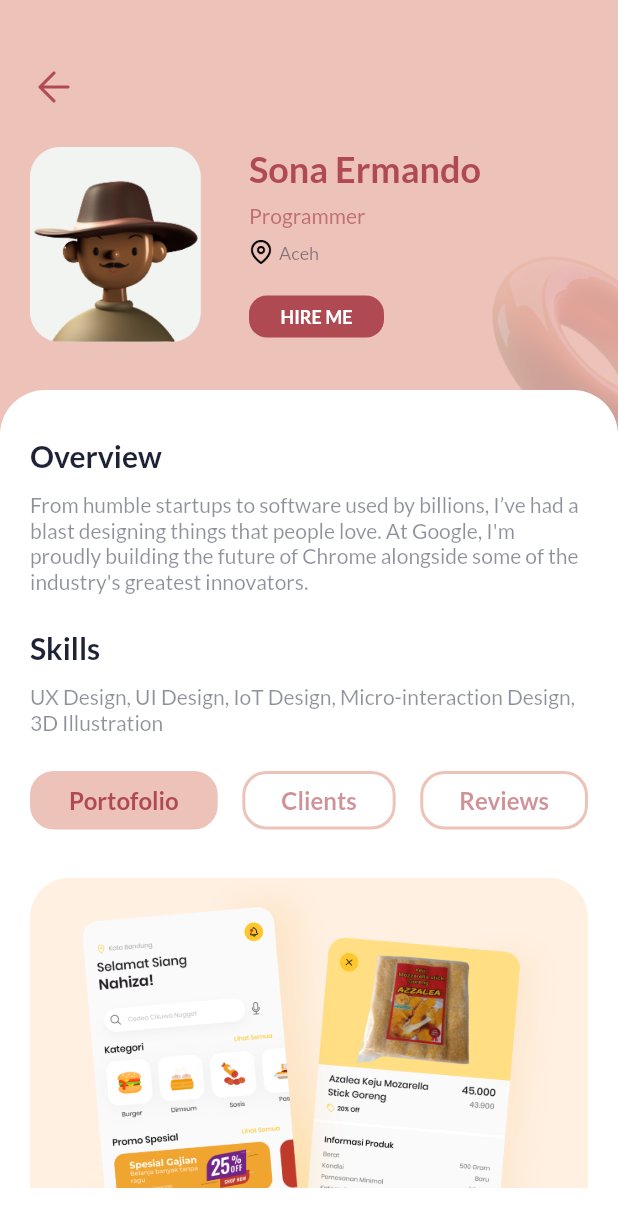
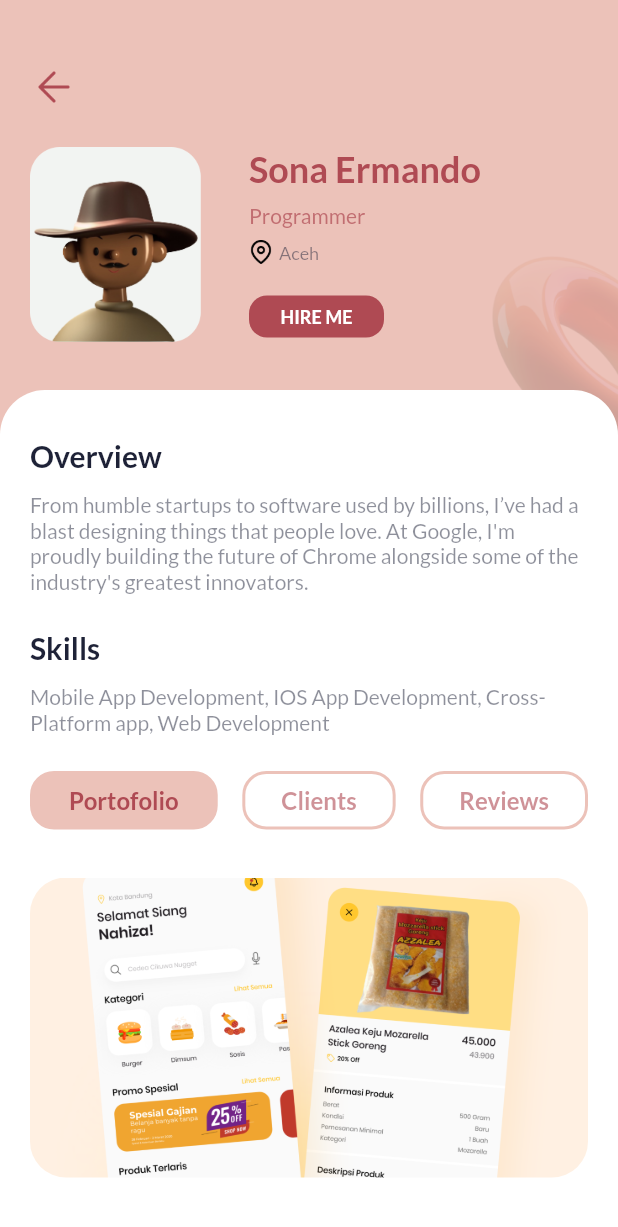
Before and after one commit to sonex23/find_freelancer, a Flutter app: the screen it shows after launch, after a tap on "Sona Ermando", on a phone screen of 412 x 824 dp. Shown: the top 1227 px of the screen. Run offline on Flutter 3.47's test engine with Material 2 defaults, Android fonts, the light colour scheme and no system bars; our stand-ins replace google_fonts, photo_view, show_up_animation.

Commit message:
done all UI

```diff
--- /dev/null
+++ b/lib/models/client_model.dart
@@ -0,0 +1,15 @@
+class ClientModel {
+  final String clientName;
+  final String about;
+  final String city;
+  final int hire;
+  final String imgUrl;
+
+  ClientModel({
+    required this.clientName,
+    required this.about,
+    required this.city,
+    required this.hire,
+    required this.imgUrl,
+  });
+}
--- /dev/null
+++ b/lib/models/review_model.dart
@@ -0,0 +1,13 @@
+class ReviewModel {
+  final String clientName;
+  final String comment;
+  final int rating;
+  final String imgUrl;
+
+  ReviewModel({
+    required this.clientName,
+    required this.comment,
+    required this.rating,
+    required this.imgUrl,
+  });
+}
--- a/lib/pages/detail_freelancer_page.dart
+++ b/lib/pages/detail_freelancer_page.dart
@@ -1,8 +1,33 @@
+import 'package:find_freelancer/models/client_model.dart';
+import 'package:find_freelancer/models/freelancer_model.dart';
+import 'package:find_freelancer/models/review_model.dart';
+import 'package:find_freelancer/pages/photo_view.dart';
 import 'package:find_freelancer/shared/theme.dart';
+import 'package:find_freelancer/widgets/client_item.dart';
+import 'package:find_freelancer/widgets/review_item.dart';
 import 'package:flutter/material.dart';
 
-class DetailFreelancerPage extends StatelessWidget {
-  const DetailFreelancerPage({Key? key}) : super(key: key);
+class DetailFreelancerPage extends StatefulWidget {
+  final FreelancerModel freelancer;
+  const DetailFreelancerPage({required this.freelancer, Key? key})
+      : super(key: key);
+
+  @override
+  State<DetailFreelancerPage> createState() => _DetailFreelancerPageState();
+}
+
+class _DetailFreelancerPageState extends State<DetailFreelancerPage>
+    with TickerProviderStateMixin {
+  late TabController _tabController;
+
+  @override
+  void initState() {
+    super.initState();
+    _tabController = TabController(
+      length: 3,
+      vsync: this,
+    );
+  }
 
   @override
   Widget build(BuildContext context) {
@@ -54,11 +79,12 @@ class DetailFreelancerPage extends StatelessWidget {
                     const SizedBox(
                       width: 32,
                     ),
-                    Column(
+                    Expanded(
+                      child: Column(
                         crossAxisAlignment: CrossAxisAlignment.start,
                         children: [
                           Text(
-                          'Sona Ermando',
+                            widget.freelancer.name,
                             style: redTextStyle.copyWith(
                               fontSize: 24,
                               fontWeight: semiBold,
@@ -68,7 +94,7 @@ class DetailFreelancerPage extends StatelessWidget {
                             height: 8,
                           ),
                           Text(
-                          'Programmer',
+                            widget.freelancer.role,
                             style: redTextStyle.copyWith(
                               color: kPrimaryColor.withOpacity(0.7),
                               fontSize: 14,
@@ -88,7 +114,7 @@ class DetailFreelancerPage extends StatelessWidget {
                                 width: 4,
                               ),
                               Text(
-                              'Aceh',
+                                widget.freelancer.city,
                                 style: blackTextStyle.copyWith(
                                   fontSize: 12,
                                   fontWeight: medium,
@@ -118,6 +144,7 @@ class DetailFreelancerPage extends StatelessWidget {
                             ),
                           ),
                         ],
+                      ),
                     ),
                   ],
                 ),
@@ -177,7 +204,7 @@ class DetailFreelancerPage extends StatelessWidget {
                           height: 12,
                         ),
                         Text(
-                          'UX Design, UI Design, IoT Design, Micro-interaction Design, 3D Illustration',
+                          'Mobile App Development, IOS App Development, Cross-Platform app, Web Development',
                           textAlign: TextAlign.left,
                           style: blackTextStyle.copyWith(
                             color: kBlackColor.withOpacity(0.5),
@@ -191,37 +218,138 @@ class DetailFreelancerPage extends StatelessWidget {
                         Row(
                           mainAxisAlignment: MainAxisAlignment.spaceBetween,
                           children: [
-                            Container(
+                            _buildButtonTab(
+                              index: 0,
+                              label: 'Portofolio',
+                            ),
+                            _buildButtonTab(
+                              index: 1,
+                              label: 'Clients',
+                            ),
+                            _buildButtonTab(
+                              index: 2,
+                              label: 'Reviews',
+                            ),
+                          ],
+                        ),
+                        const SizedBox(
+                          height: 32,
+                        ),
+                        Tab(
+                          height: 200,
+                          child: TabBarView(
+                            controller: _tabController,
+                            physics: const NeverScrollableScrollPhysics(),
+                            children: [
+                              InkWell(
+                                onTap: () {
+                                  Navigator.push(
+                                    context,
+                                    MaterialPageRoute(
+                                      builder: (context) => const PhotoViewPage(
+                                        'assets/portofolio.png',
+                                      ),
+                                    ),
+                                  );
+                                },
+                                child: ClipRRect(
+                                  borderRadius: BorderRadius.circular(24),
+                                  child: Image.asset(
+                                    'assets/portofolio.png',
+                                    width: double.infinity,
+                                    fit: BoxFit.cover,
+                                  ),
+                                ),
+                              ),
+                              SingleChildScrollView(
+                                child: Column(
+                                  children: [
+                                    ClientItem(
+                                      clientModel: ClientModel(
+                                        clientName: 'Crowde',
+                                        about:
+                                            'Fintech & agriculture technology company',
+                                        city: 'Jakarta Selatan',
+                                        hire: 20,
+                                        imgUrl: 'assets/profile.png',
+                                      ),
+                                    ),
+                                    ClientItem(
+                                      clientModel: ClientModel(
+                                        clientName: 'Koinworks',
+                                        about: 'Fintech Company',
+                                        city: 'Jakarta Selatan',
+                                        hire: 40,
+                                        imgUrl: 'assets/profile.png',
+                                      ),
+                                    ),
+                                    ClientItem(
+                                      clientModel: ClientModel(
+                                        clientName: 'Majoo',
+                                        about:
+                                            'Fintech & agriculture technology company',
+                                        city: 'Jakarta Selatan',
+                                        hire: 20,
+                                        imgUrl: 'assets/profile.png',
+                                      ),
+                                    ),
+                                  ],
+                                ),
+                              ),
+                              ListView(
+                                children: [
+                                  ReviewItem(
+                                    reviewModel: ReviewModel(
+                                      clientName: 'Crowde',
+                                      comment: 'Proffesional !',
+                                      rating: 5,
+                                      imgUrl: 'assets/profile.png',
+                                    ),
+                                  ),
+                                  ReviewItem(
+                                    reviewModel: ReviewModel(
+                                      clientName: 'Koinworks',
+                                      comment:
+                                          'Great Programmer! fast and clean code!',
+                                      rating: 5,
+                                      imgUrl: 'assets/profile.png',
+                                    ),
+                                  ),
+                                ],
+                              )
+                            ],
+                          ),
+                        ),
+                      ],
+                    ),
+                  ),
+                ),
+              ),
+            ],
+          ),
+        ],
+      ),
+    );
+  }
+
+  InkWell _buildButtonTab({
+    required int index,
+    required String label,
+  }) {
+    return InkWell(
+      onTap: () {
+        setState(() {
+          _tabController.animateTo(index);
+        });
+      },
+      child: AnimatedContainer(
+        duration: const Duration(milliseconds: 250),
         padding: const EdgeInsets.symmetric(
           horizontal: 24,
           vertical: 8,
         ),
         decoration: BoxDecoration(
-                                border: Border.all(
-                                  color: kPinkCardColor,
-                                  width: 2,
-                                ),
-                                color: kPinkCardColor,
-                                borderRadius: BorderRadius.circular(
-                                  16,
-                                ),
-                              ),
-                              child: Center(
-                                child: Text(
-                                  'Portofolio',
-                                  style: redTextStyle.copyWith(
-                                    fontSize: 16,
-                                    fontWeight: semiBold,
-                                  ),
-                                ),
-                              ),
-                            ),
-                            Container(
-                              padding: const EdgeInsets.symmetric(
-                                horizontal: 24,
-                                vertical: 8,
-                              ),
-                              decoration: BoxDecoration(
+          color: _tabController.index == index ? kPinkCardColor : null,
           border: Border.all(
             color: kPinkCardColor,
             width: 2,
@@ -232,64 +360,17 @@ class DetailFreelancerPage extends StatelessWidget {
         ),
         child: Center(
           child: Text(
-                                  'Clients',
+            label,
             style: redTextStyle.copyWith(
               fontSize: 16,
               fontWeight: semiBold,
-                                    color: kPrimaryColor.withOpacity(0.6),
+              color: _tabController.index == index
+                  ? kPrimaryColor
+                  : kPrimaryColor.withOpacity(0.6),
             ),
           ),
         ),
       ),
-                            Container(
-                              padding: const EdgeInsets.symmetric(
-                                horizontal: 24,
-                                vertical: 8,
-                              ),
-                              decoration: BoxDecoration(
-                                border: Border.all(
-                                  color: kPinkCardColor,
-                                  width: 2,
-                                ),
-                                borderRadius: BorderRadius.circular(
-                                  16,
-                                ),
-                              ),
-                              child: Center(
-                                child: Text(
-                                  'Reviews',
-                                  style: redTextStyle.copyWith(
-                                    fontSize: 16,
-                                    fontWeight: semiBold,
-                                    color: kPrimaryColor.withOpacity(0.6),
-                                  ),
-                                ),
-                              ),
-                            ),
-                          ],
-                        ),
-                        const SizedBox(
-                          height: 32,
-                        ),
-                        ClipRRect(
-                          borderRadius: BorderRadius.circular(24),
-                          child: Image.asset(
-                            'assets/portofolio.png',
-                            width: double.infinity,
-                          ),
-                        ),
-                        const SizedBox(
-                          height: 20,
-                        ),
-                      ],
-                    ),
-                  ),
-                ),
-              )
-            ],
-          ),
-        ],
-      ),
     );
   }
 }
--- a/lib/widgets/category_card.dart
+++ b/lib/widgets/category_card.dart
@@ -1,5 +1,6 @@
 import 'package:find_freelancer/shared/theme.dart';
 import 'package:flutter/material.dart';
+import 'package:show_up_animation/show_up_animation.dart';
 
 class CategoryCard extends StatelessWidget {
   final String imgUrl, categoryName;
@@ -13,7 +14,8 @@ class CategoryCard extends StatelessWidget {
 
   @override
   Widget build(BuildContext context) {
-    return Container(
+    return ShowUpAnimation(
+      child: Container(
         margin: const EdgeInsets.only(right: 16),
         child: Column(
           crossAxisAlignment: CrossAxisAlignment.start,
@@ -52,6 +54,7 @@ class CategoryCard extends StatelessWidget {
             ),
           ],
         ),
+      ),
     );
   }
 }
--- a/lib/widgets/freelancer_item.dart
+++ b/lib/widgets/freelancer_item.dart
@@ -2,6 +2,7 @@ import 'package:find_freelancer/models/freelancer_model.dart';
 import 'package:find_freelancer/pages/detail_freelancer_page.dart';
 import 'package:find_freelancer/shared/theme.dart';
 import 'package:flutter/material.dart';
+import 'package:show_up_animation/show_up_animation.dart';
 
 class FreelancerItem extends StatelessWidget {
   final FreelancerModel freelancerModel;
@@ -12,12 +13,15 @@ class FreelancerItem extends StatelessWidget {
 
   @override
   Widget build(BuildContext context) {
-    return InkWell(
+    return ShowUpAnimation(
+      child: InkWell(
         onTap: () {
           Navigator.push(
             context,
             MaterialPageRoute(
-            builder: (context) => const DetailFreelancerPage(),
+              builder: (context) => DetailFreelancerPage(
+                freelancer: freelancerModel,
+              ),
             ),
           );
         },
@@ -187,6 +191,7 @@ class FreelancerItem extends StatelessWidget {
             ],
           ),
         ),
+      ),
     );
   }
 }
```
Also changed, not shown: lib/pages/photo_view.dart (added, +45 -0 lines), lib/widgets/client_item.dart (added, +110 -0 lines), lib/widgets/review_item.dart (added, +86 -0 lines), pubspec.yaml (+8 -0 lines), pubspec.lock, 22 other files. Lines whose indentation alone changed are shown as unchanged.
